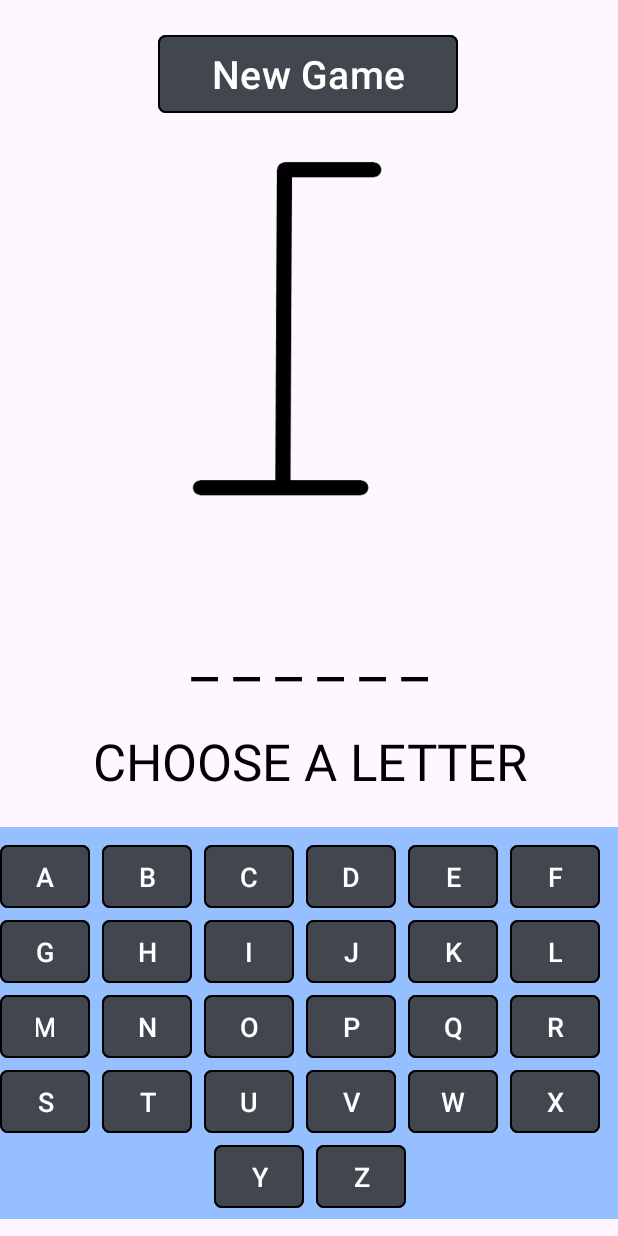
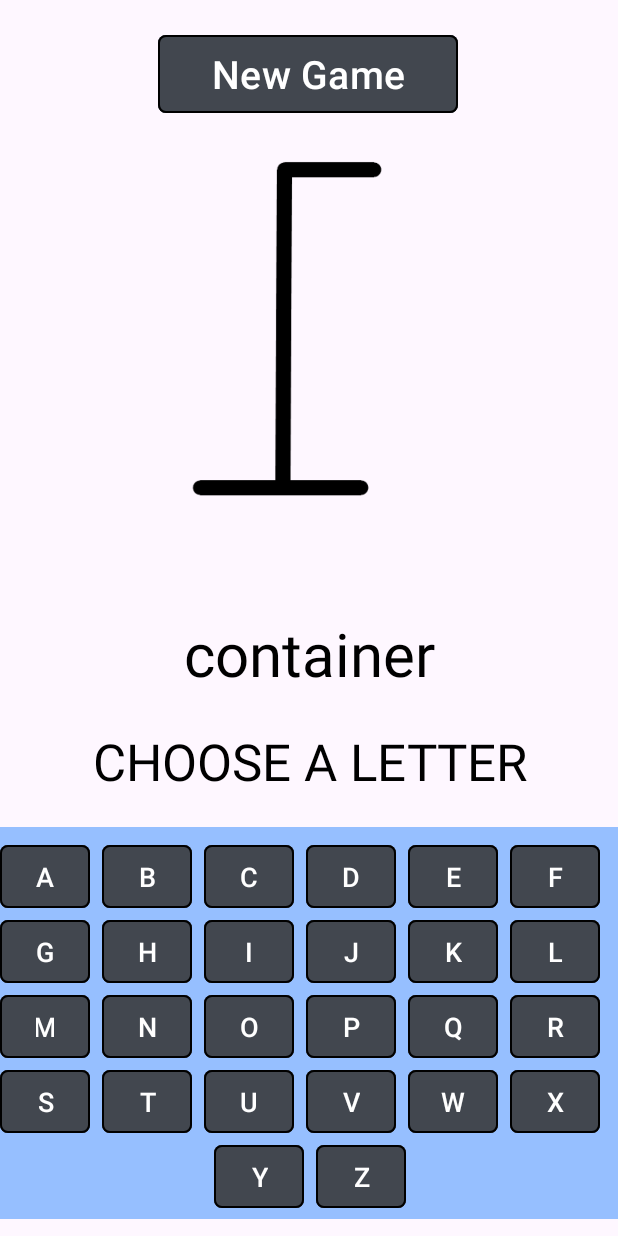
Before and after one commit to MatthewHilliard/MBT-HangmanGame, an Android app: the screen it shows after launch (MainActivity), on a phone screen of 412 x 824 dp. Run offline under Robolectric (Android 15) with nearby library versions, the phone set to English and light mode, and no system bars.

Commit message:
New game button is functional and can pull from word bank in strings xml

```diff
--- a/app/src/main/java/com/example/mbt_hangmangame/MainActivity.kt
+++ b/app/src/main/java/com/example/mbt_hangmangame/MainActivity.kt
@@ -2,14 +2,37 @@ package com.example.mbt_hangmangame
 
 import androidx.appcompat.app.AppCompatActivity
 import android.os.Bundle
+import android.util.Log
 import android.view.View
+import android.widget.Button
+import android.widget.ImageView
+import android.widget.TextView
 
 class MainActivity : AppCompatActivity() {
+    private lateinit var hangmanProgress: ImageView
+    private lateinit var guessingWord: TextView
+    private lateinit var newGameButton: Button
+
+    private var currWord: String = ""
+
     override fun onCreate(savedInstanceState: Bundle?) {
         super.onCreate(savedInstanceState)
         setContentView(R.layout.activity_main)
+
+        hangmanProgress = findViewById(R.id.hangmanPicture)
+        guessingWord = findViewById(R.id.guessingWord)
+        currWord = resources.getStringArray(R.array.wordBank).random()
+        newGameButton = findViewById(R.id.newGameButton)
+
+        newGame()
+
+        newGameButton.setOnClickListener(){
+            newGame()
+        }
     }
-    fun newGame(view: View) {
-        //generate new word?
+    private fun newGame() {
+        hangmanProgress.setImageResource(R.drawable.state0)
+        currWord = resources.getStringArray(R.array.wordBank).random()
+        guessingWord.text = currWord
     }
 }
--- a/app/src/main/res/layout-land/activity_main.xml
+++ b/app/src/main/res/layout-land/activity_main.xml
@@ -24,8 +24,7 @@
         app:layout_constraintStart_toEndOf="@+id/keyboard"
         app:layout_constraintTop_toTopOf="parent"
         app:strokeColor="#000000"
-        app:strokeWidth="1dp"
-        app:onClick="newGame"/>
+        app:strokeWidth="1dp" />
 
     <ImageView
         android:id="@+id/hangmanPicture"
--- a/app/src/main/res/layout/activity_main.xml
+++ b/app/src/main/res/layout/activity_main.xml
@@ -25,8 +25,7 @@
         app:layout_constraintStart_toStartOf="parent"
         app:layout_constraintTop_toTopOf="parent"
         app:strokeColor="#000000"
-        app:strokeWidth="1dp"
-        app:onClick="newGame"/>
+        app:strokeWidth="1dp" />
 
     <ImageView
         android:id="@+id/hangmanPicture"
```
